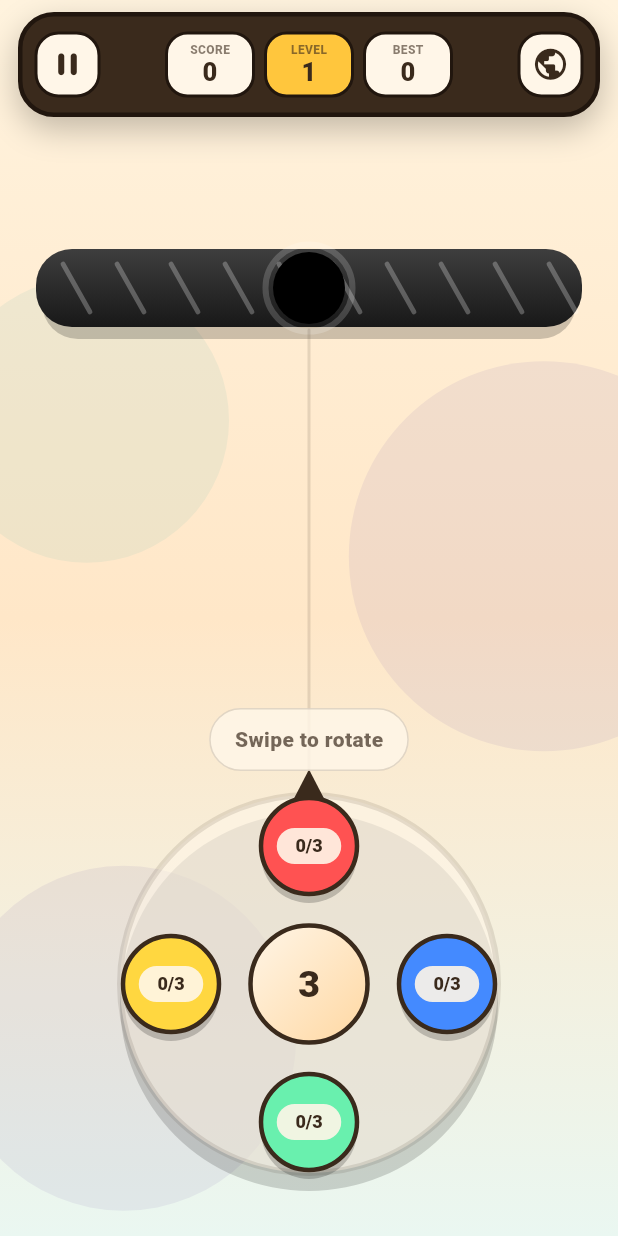
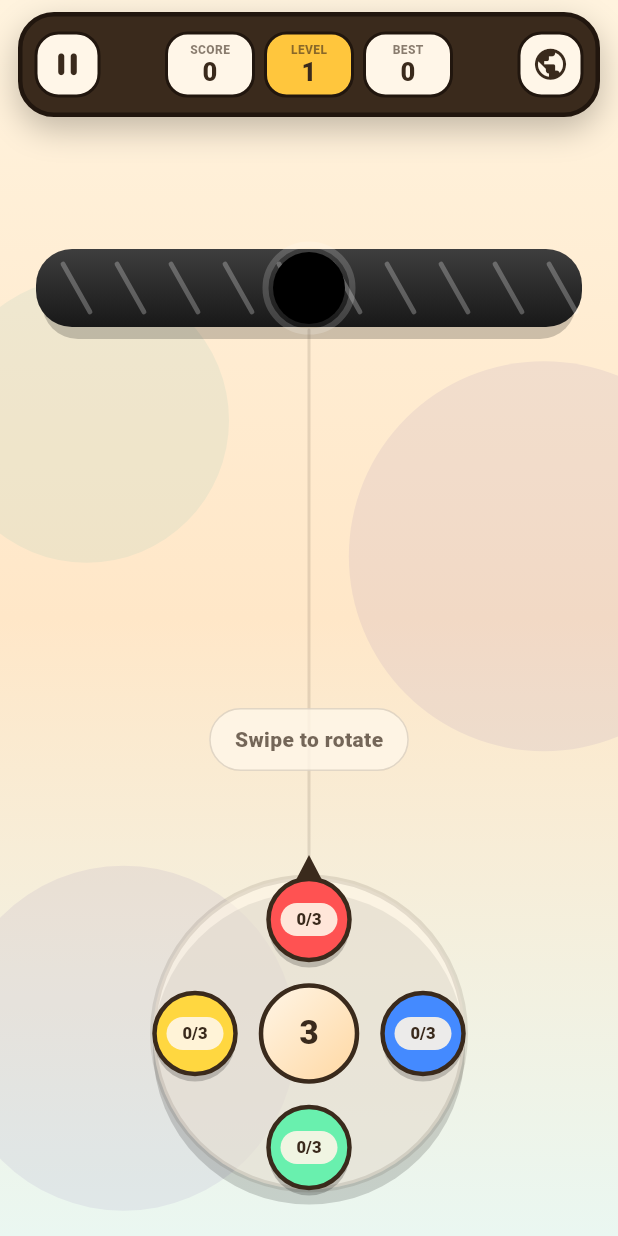
Before and after one commit to CanTurhan/conveyor_drop, a Flutter app: the screen it shows after launch, after a tap on "PLAY", on a phone screen of 412 x 824 dp. Run offline on Flutter 3.47's test engine with Material 3 defaults, Android fonts, the phone set to English and light mode, and no system bars.

Commit message:
Improve wheel swipe feel and scale

```diff
--- a/lib/game/conveyor_drop_controller.dart
+++ b/lib/game/conveyor_drop_controller.dart
@@ -9,6 +9,9 @@ class ConveyorDropController {
 
   static const int pointsPerLevel = 12;
   static const double noSpeedUpSeconds = 60;
+
+  static const double wheelCenterBottomOffset = 135;
+  static const double wheelRadius = 76;
 
   static const List<DropColorType> _tutorialSequence = [
     DropColorType.red,
@@ -43,6 +46,9 @@ class ConveyorDropController {
   int _bestScore = 0;
   int _spawnedItemCount = 0;
 
+  double _visualRotation = 0;
+  double _targetRotation = 0;
+
   double _spawnTimer = 0;
   double _elapsedGameSeconds = 0;
 
@@ -54,6 +60,8 @@ class ConveyorDropController {
   Map<DropColorType, int> get bins => Map.unmodifiable(_bins);
 
   int get rotationSteps => _rotationSteps;
+  double get visualRotation => _visualRotation;
+
   int get score => _score;
   int get bestScore => _bestScore;
   int get level => (_score ~/ pointsPerLevel) + 1;
@@ -93,19 +101,39 @@ class ConveyorDropController {
 
   void rotateLeft() {
     if (!_isStarted || _isGameOver || _isPaused) return;
-    _rotationSteps--;
+    _rotateBySteps(-1);
   }
 
   void rotateRight() {
     if (!_isStarted || _isGameOver || _isPaused) return;
-    _rotationSteps++;
+    _rotateBySteps(1);
+  }
+
+  void rotateWithVelocity(double velocity) {
+    if (!_isStarted || _isGameOver || _isPaused) return;
+    if (velocity == 0) return;
+
+    final direction = velocity < 0 ? -1 : 1;
+    final force = velocity.abs();
+
+    final steps = force >= 2600
+        ? 3
+        : force >= 1350
+        ? 2
+        : 1;
+
+    _rotateBySteps(direction * steps);
   }
 
   void update(double dt, Size size) {
-    if (!_isStarted || _isGameOver || _isPaused) return;
     if (size.width <= 0 || size.height <= 0) return;
 
     final safeDt = min(dt, 0.033);
+
+    _updateWheelAnimation(safeDt);
+
+    if (!_isStarted || _isGameOver || _isPaused) return;
+
     _elapsedGameSeconds += safeDt;
 
     final tutorialActive = _spawnedItemCount < _tutorialSequence.length;
@@ -134,6 +162,23 @@ class ConveyorDropController {
     _items.removeWhere((item) => item.y > size.height + 80);
   }
 
+  void _rotateBySteps(int steps) {
+    _rotationSteps += steps;
+    _targetRotation = _rotationSteps * pi / 2;
+  }
+
+  void _updateWheelAnimation(double dt) {
+    final diff = _targetRotation - _visualRotation;
+
+    if (diff.abs() < 0.001) {
+      _visualRotation = _targetRotation;
+      return;
+    }
+
+    final smoothing = min(1.0, dt * 14);
+    _visualRotation += diff * smoothing;
+  }
+
   void _reset({required bool started}) {
     _items.clear();
 
@@ -142,6 +187,9 @@ class ConveyorDropController {
     }
 
     _rotationSteps = 0;
+    _visualRotation = 0;
+    _targetRotation = 0;
+
     _score = 0;
     _spawnedItemCount = 0;
     _spawnTimer = 0;
@@ -164,8 +212,8 @@ class ConveyorDropController {
   }
 
   void _checkCatchPoint(Size size) {
-    final wheelCenterY = size.height - 168;
-    final catchY = wheelCenterY - 92;
+    final wheelCenterY = size.height - wheelCenterBottomOffset;
+    final catchY = wheelCenterY - wheelRadius;
 
     for (final item in List<FallingItem>.from(_items)) {
       if (item.y >= catchY) {
--- a/lib/painters/game_painter.dart
+++ b/lib/painters/game_painter.dart
@@ -120,7 +120,8 @@ class GamePainter extends CustomPainter {
   }
 
   void _drawDropLine(Canvas canvas, Size size) {
-    final wheelCenterY = size.height - 168;
+    final wheelCenterY =
+        size.height - ConveyorDropController.wheelCenterBottomOffset;
 
     final linePaint = Paint()
       ..color = const Color.fromRGBO(58, 42, 28, 0.13)
@@ -129,7 +130,7 @@ class GamePainter extends CustomPainter {
 
     canvas.drawLine(
       Offset(size.width / 2, 220),
-      Offset(size.width / 2, wheelCenterY - 92),
+      Offset(size.width / 2, wheelCenterY - ConveyorDropController.wheelRadius),
       linePaint,
     );
   }
@@ -168,10 +169,14 @@ class GamePainter extends CustomPainter {
   }
 
   void _drawWheel(Canvas canvas, Size size) {
-    final center = Offset(size.width / 2, size.height - 168);
+    final center = Offset(
+      size.width / 2,
+      size.height - ConveyorDropController.wheelCenterBottomOffset,
+    );
 
-    const radius = 92.0;
-    const pieceRadius = 32.0;
+    const radius = ConveyorDropController.wheelRadius;
+    const outerRadius = 104.0;
+    const pieceRadius = 27.0;
 
     final positions = <Offset>[
       const Offset(0, -radius),
@@ -184,26 +189,30 @@ class GamePainter extends CustomPainter {
       ..color = const Color.fromRGBO(0, 0, 0, 0.16)
       ..style = PaintingStyle.fill;
 
-    canvas.drawCircle(Offset(center.dx, center.dy + 12), 126, shadowPaint);
+    canvas.drawCircle(
+      Offset(center.dx, center.dy + 10),
+      outerRadius,
+      shadowPaint,
+    );
 
     final basePaint = Paint()
       ..color = const Color.fromRGBO(255, 246, 232, 0.58)
       ..style = PaintingStyle.fill;
 
-    canvas.drawCircle(center, 126, basePaint);
+    canvas.drawCircle(center, outerRadius, basePaint);
 
     final ringPaint = Paint()
       ..color = const Color.fromRGBO(58, 42, 28, 0.12)
       ..style = PaintingStyle.stroke
       ..strokeWidth = 4;
 
-    canvas.drawCircle(center, 126, ringPaint);
+    canvas.drawCircle(center, outerRadius, ringPaint);
 
     _drawCatchArrow(canvas, center);
 
     canvas.save();
     canvas.translate(center.dx, center.dy);
-    canvas.rotate(controller.rotationSteps * pi / 2);
+    canvas.rotate(controller.visualRotation);
 
     for (int i = 0; i < controller.wheelColors.length; i++) {
       final colorType = controller.wheelColors[i];
@@ -214,7 +223,7 @@ class GamePainter extends CustomPainter {
         ..style = PaintingStyle.fill;
 
       canvas.drawCircle(
-        Offset(position.dx, position.dy + 6),
+        Offset(position.dx, position.dy + 5),
         pieceRadius,
         pieceShadowPaint,
       );
@@ -241,22 +250,22 @@ class GamePainter extends CustomPainter {
         begin: Alignment.topLeft,
         end: Alignment.bottomRight,
         colors: [cream, Color(0xFFFFD7A1)],
-      ).createShader(const Rect.fromLTWH(-40, -40, 80, 80));
+      ).createShader(const Rect.fromLTWH(-33, -33, 66, 66));
 
-    canvas.drawCircle(Offset.zero, 39, centerPaint);
+    canvas.drawCircle(Offset.zero, 32, centerPaint);
 
     final centerBorderPaint = Paint()
       ..color = darkBrown
       ..style = PaintingStyle.stroke
       ..strokeWidth = 3;
 
-    canvas.drawCircle(Offset.zero, 39, centerBorderPaint);
+    canvas.drawCircle(Offset.zero, 32, centerBorderPaint);
 
     _drawText(
       canvas: canvas,
       text: '3',
       position: Offset.zero,
-      fontSize: 25,
+      fontSize: 22,
       weight: FontWeight.w900,
       color: darkBrown,
     );
@@ -270,9 +279,9 @@ class GamePainter extends CustomPainter {
       ..style = PaintingStyle.fill;
 
     final path = Path()
-      ..moveTo(center.dx, center.dy - 143)
-      ..lineTo(center.dx - 14, center.dy - 116)
-      ..lineTo(center.dx + 14, center.dy - 116)
+      ..moveTo(center.dx, center.dy - 119)
+      ..lineTo(center.dx - 12, center.dy - 96)
+      ..lineTo(center.dx + 12, center.dy - 96)
       ..close();
 
     canvas.drawPath(path, arrowPaint);
@@ -285,8 +294,8 @@ class GamePainter extends CustomPainter {
 
     canvas.drawRRect(
       RRect.fromRectAndRadius(
-        Rect.fromCenter(center: position, width: 43, height: 24),
-        const Radius.circular(12),
+        Rect.fromCenter(center: position, width: 38, height: 22),
+        const Radius.circular(11),
       ),
       bubblePaint,
     );
@@ -295,7 +304,7 @@ class GamePainter extends CustomPainter {
       canvas: canvas,
       text: text,
       position: position,
-      fontSize: 12,
+      fontSize: 11,
       weight: FontWeight.w900,
       color: darkBrown,
     );
--- a/lib/screens/game_screen.dart
+++ b/lib/screens/game_screen.dart
@@ -73,13 +73,10 @@ class _GameScreenState extends State<GameScreen>
   void _handleSwipe(DragEndDetails details) {
     final velocity = details.primaryVelocity ?? 0;
 
-    if (velocity < 0) {
-      _controller.rotateLeft();
-      _vibrate();
-    } else if (velocity > 0) {
-      _controller.rotateRight();
-      _vibrate();
-    }
+    if (velocity == 0) return;
+
+    _controller.rotateWithVelocity(velocity);
+    _vibrate();
   }
 
   void _vibrate() {
```
